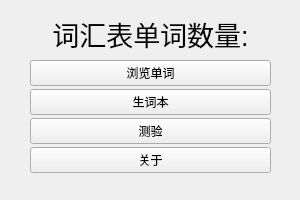
Above: main.ui from clear-sea/MemoriseWords before the change. Below: the same form after it.
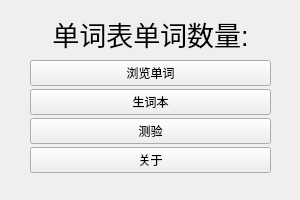
That is the form after the change. Icons and pictures are not drawn.

What changed in the file:
```diff
--- a/main.ui
+++ b/main.ui
@@ -50,7 +50,7 @@
        </font>
       </property>
       <property name="text">
-       <string>词汇表单词数量:</string>
+       <string>单词表单词数量:</string>
       </property>
       <property name="alignment">
        <set>Qt::AlignCenter</set>
```
